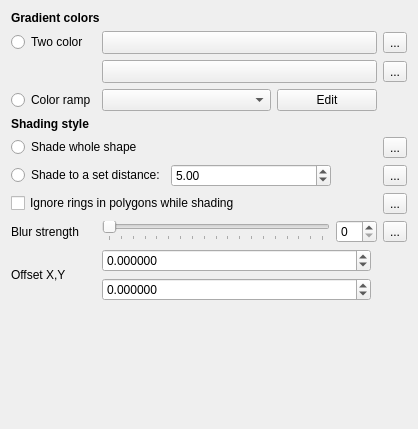
Old version of the form src/ui/symbollayer/widget_shapeburstfill.ui in the repository carsmie/QGIS.
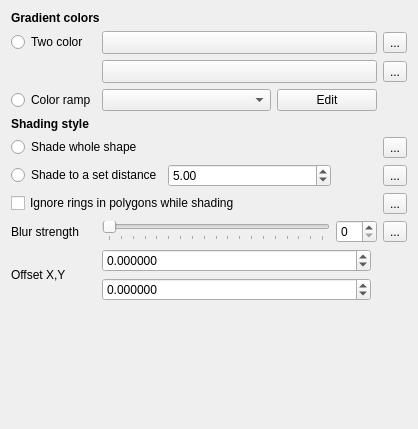
New version of the form. Custom widgets are drawn as their Qt base class.

The edit to the form file:
```diff
--- a/src/ui/symbollayer/widget_shapeburstfill.ui
+++ b/src/ui/symbollayer/widget_shapeburstfill.ui
@@ -126,7 +126,7 @@
      <item>
       <widget class="QRadioButton" name="mRadioUseMaxDistance">
        <property name="text">
-        <string>Shade to a set distance:</string>
+        <string>Shade to a set distance</string>
        </property>
       </widget>
      </item>
```
